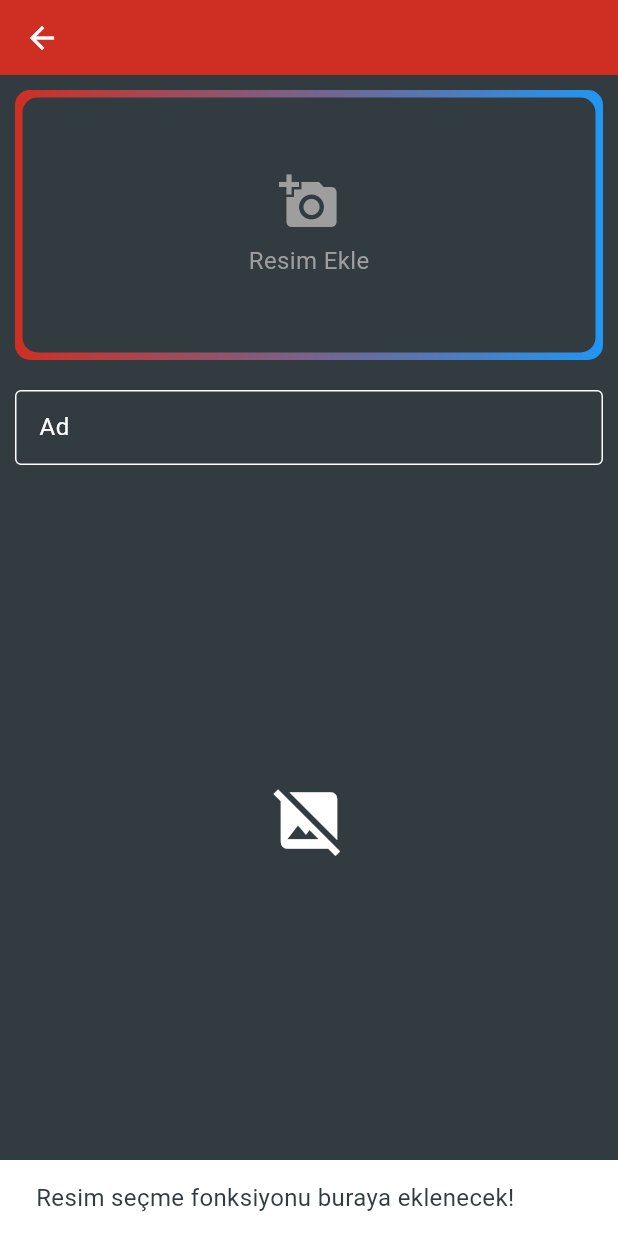
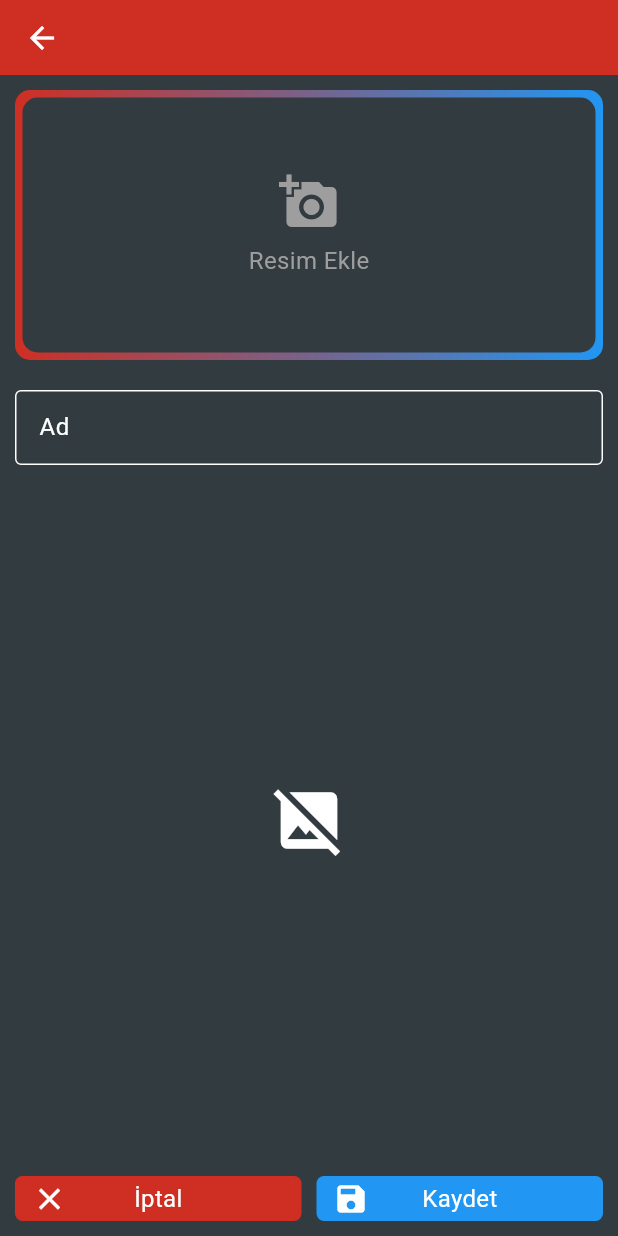
Before and after one commit to iremsuerdemir/Gorsel_EglenTrak, a Flutter app: the screen it shows after launch, after a tap on "Resim Ekle", on a phone screen of 412 x 824 dp. Run offline on Flutter 3.47's test engine with Material 3 defaults, Android fonts, the phone set to English and light mode, and no system bars; our stand-ins replace audioplayers, lottie; missing offline and left inert: dart:html; accounts and stored records are empty; key blocks and very long unbroken strings in the code were emptied for the run.

Commit message:
addCardPage dosya ekleme fonksiyonu eklendi

```diff
--- a/lib/components/custom_button.dart
+++ b/lib/components/custom_button.dart
@@ -1,6 +1,6 @@
 import 'package:flutter/material.dart';
 
-class CustomButton extends StatelessWidget {
+class CustomButton extends StatefulWidget {
   final VoidCallback? onPressed;
   final double? width;
   final double? height;
@@ -8,6 +8,7 @@ class CustomButton extends StatelessWidget {
   final Icon? icon;
   final String text;
   final TextStyle? textStyle;
+
   const CustomButton({
     super.key,
     this.onPressed,
@@ -20,34 +21,61 @@ class CustomButton extends StatelessWidget {
   });
 
   @override
+  State<CustomButton> createState() => _CustomButtonState();
+}
+
+class _CustomButtonState extends State<CustomButton> {
+  double _scale = 1.0; // Başlangıç boyutu
+
+  @override
   Widget build(BuildContext context) {
     return GestureDetector(
-      onTap: onPressed,
+      onTapDown: (_) {
+        setState(() {
+          _scale = 0.95; // Butona basıldığında küçülme oranı
+        });
+      },
+      onTapUp: (_) {
+        setState(() {
+          _scale = 1.0; // Buton bırakıldığında eski boyutuna döner
+        });
+      },
+      onTapCancel: () {
+        setState(() {
+          _scale = 1.0; // Buton iptal edildiğinde eski boyutuna döner
+        });
+      },
+      child: AnimatedScale(
+        duration: Duration(milliseconds: 100), // Animasyon süresi
+        curve: Curves.easeInOut, // Animasyon eğrisi
+        scale: _scale, // Butonun boyutu
         child: Container(
-        height: height,
-        width: width,
+          height: widget.height,
+          width: widget.width,
           decoration: BoxDecoration(
             borderRadius: BorderRadius.circular(5),
-          color: color ?? Theme.of(context).primaryColor,
+            color: widget.color ?? Theme.of(context).primaryColor,
           ),
           child: Stack(
             alignment: Alignment.center,
             children: [
-            if (icon != null)
-              Positioned(left: 8, child: SizedBox(width: 30, child: icon)),
+              if (widget.icon != null)
+                Positioned(
+                  left: 8,
+                  child: SizedBox(width: 30, child: widget.icon),
+                ),
               Center(
                 child: Text(
-                text,
+                  widget.text,
                   style:
-                    textStyle ??
-                    Theme.of(
-                      context,
-                    ).textTheme.bodyMedium, // okunabilirlik için
+                      widget.textStyle ??
+                      Theme.of(context).textTheme.bodyMedium,
                 ),
               ),
             ],
           ),
         ),
+      ),
     );
   }
 }
--- a/lib/pages/add_card_page.dart
+++ b/lib/pages/add_card_page.dart
@@ -1,12 +1,46 @@
+import 'dart:html' as html;
 import 'package:flutter/material.dart';
 import 'package:gorsel_programlama_proje/components/custom_button.dart';
 import 'package:gorsel_programlama_proje/components/custom_text_field.dart';
 import 'package:gorsel_programlama_proje/components/gradient_border.dart';
 
-class AddCardPage extends StatelessWidget {
-  AddCardPage({super.key});
+class AddCardPage extends StatefulWidget {
+  const AddCardPage({super.key});
+
+  @override
+  State<AddCardPage> createState() => _AddCardPageState();
+}
+
+class _AddCardPageState extends State<AddCardPage> {
   final TextEditingController nameController = TextEditingController();
-  final List<String> imagePaths = [];
+
+  final List<Map<String, String>> imagePaths =
+      []; // Her resim için hem URL hem de dosya adı tutacağız
+
+  // Tarayıcıda resim seçme fonksiyonu
+  void pickImage(BuildContext context) async {
+    final html.FileUploadInputElement uploadInput =
+        html.FileUploadInputElement();
+    uploadInput.accept = 'image/*'; // Sadece resim dosyaları kabul edilecek
+    uploadInput.click();
+
+    uploadInput.onChange.listen((e) async {
+      final files = uploadInput.files;
+      if (files!.isEmpty) return;
+
+      final reader = html.FileReader();
+      reader.readAsDataUrl(files[0]);
+      reader.onLoadEnd.listen((e) {
+        final imageUrl = reader.result as String;
+        final fileName = files[0].name; // Dosya adı
+
+        // Resim URL'ini ve dosya adını listeye ekleyelim
+        setState(() {
+          imagePaths.add({'url': imageUrl, 'name': fileName});
+        });
+      });
+    });
+  }
 
   @override
   Widget build(BuildContext context) {
@@ -19,21 +53,16 @@ class AddCardPage extends StatelessWidget {
           icon: Icon(Icons.arrow_back),
         ),
       ),
-      body: SingleChildScrollView(
-        child: Padding(
+      body: Padding(
         padding: EdgeInsets.all(10),
         child: Column(
           children: [
             // --- Resim Alanı ---
             GestureDetector(
-                onTap: () {
-                  // buraya galeri açma kodu eklenir
-                  ScaffoldMessenger.of(context).showSnackBar(
-                    SnackBar(
-                      content: Text('Resim seçme fonksiyonu buraya eklenecek!'),
-                    ),
-                  );
-                },
+              onTap:
+                  () => pickImage(
+                    context,
+                  ), // Resim seçme fonksiyonunu çağırıyoruz
               child: GradientBorder(
                 height: 180,
                 child: Center(
@@ -42,10 +71,7 @@ class AddCardPage extends StatelessWidget {
                     children: [
                       Icon(Icons.add_a_photo, size: 40, color: Colors.grey),
                       SizedBox(height: 8),
-                        Text(
-                          'Resim Ekle',
-                          style: TextStyle(color: Colors.grey),
-                        ),
+                      Text('Resim Ekle', style: TextStyle(color: Colors.grey)),
                     ],
                   ),
                 ),
@@ -55,31 +81,56 @@ class AddCardPage extends StatelessWidget {
             SizedBox(height: 20),
 
             // --- TextField ---
-              CustomTextField(controller: nameController, label: "Ad"),
+            CustomTextField(
+              controller: nameController,
+              label: "Ad",
+              focusedColor: Theme.of(context).primaryColor,
+            ),
+
+            SizedBox(height: 10),
 
             // --- Liste ya da Boş İkon ---
             imagePaths.isEmpty
                 ? SizedBox(
-                    height: MediaQuery.of(context).size.height - 350,
+                  height: MediaQuery.of(context).size.height - 370,
                   child: Center(
                     child: Icon(Icons.image_not_supported, size: 50),
                   ),
                 )
-                  : ListView.builder(
+                : Expanded(
+                  child: ListView.builder(
+                    physics:
+                        BouncingScrollPhysics(), // Scroll özelliklerini ekliyoruz
                     shrinkWrap: true,
-                    physics: NeverScrollableScrollPhysics(),
                     itemCount: imagePaths.length,
                     itemBuilder: (context, i) {
-                      return ListTile(
-                        leading: Image.network(imagePaths[i]),
-                        title: Text(imagePaths[i]),
+                      return Padding(
+                        padding: EdgeInsets.only(bottom: 10),
+                        child: ListTile(
+                          leading: Image.network(
+                            imagePaths[i]['url']!, // URL kullanılıyor
+                            width: 100,
+                            fit: BoxFit.contain,
+                          ),
+                          title: Text(
+                            imagePaths[i]['name']!,
+                          ), // Dosya adı burada gösteriliyor
                           trailing: IconButton(
-                          onPressed: () {},
+                            onPressed: () {
+                              setState(() {
+                                imagePaths.removeAt(i); // Resim silme
+                              });
+                            },
                             icon: Icon(Icons.delete, color: Colors.red),
+                          ),
                         ),
                       );
                     },
                   ),
+                ),
+
+            SizedBox(height: 10),
+            // --- Butonlar ---
             Row(
               children: [
                 Expanded(
@@ -105,7 +156,6 @@ class AddCardPage extends StatelessWidget {
           ],
         ),
       ),
-      ),
     );
   }
 }
--- a/pubspec.yaml
+++ b/pubspec.yaml
@@ -39,6 +39,7 @@ dependencies:
   # Use with the CupertinoIcons class for iOS style icons.
   cupertino_icons: ^1.0.8
   http: ^1.3.0
+  html: ^0.15.5+1
 
 dev_dependencies:
   flutter_test:
```
Also changed, not shown: pubspec.lock. Lines whose indentation alone changed are shown as unchanged.
